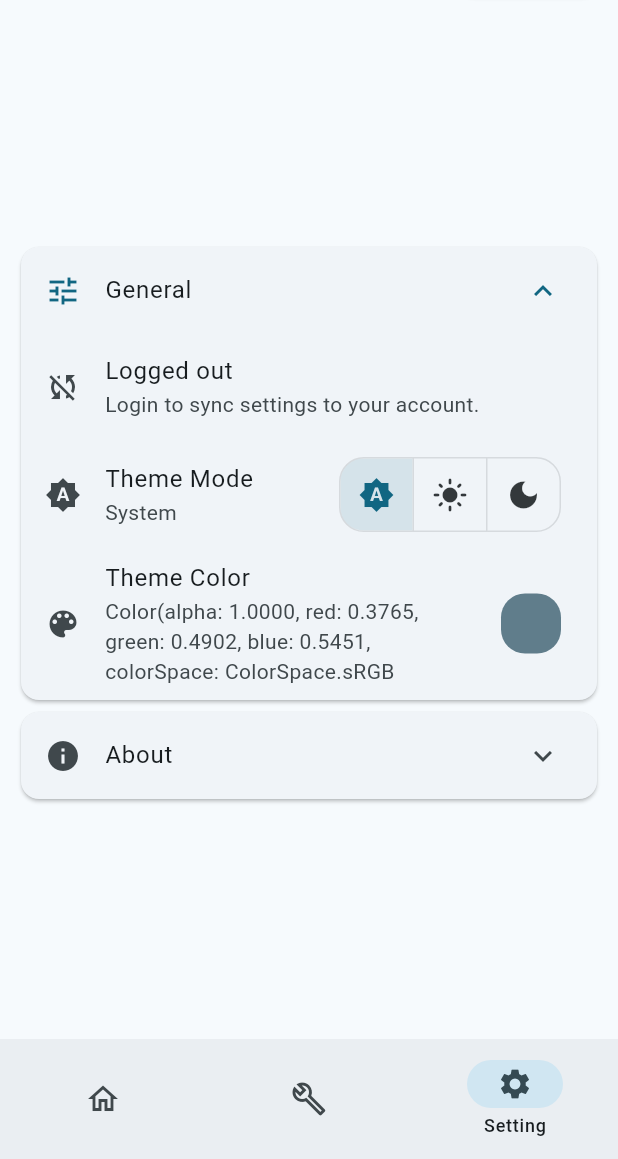
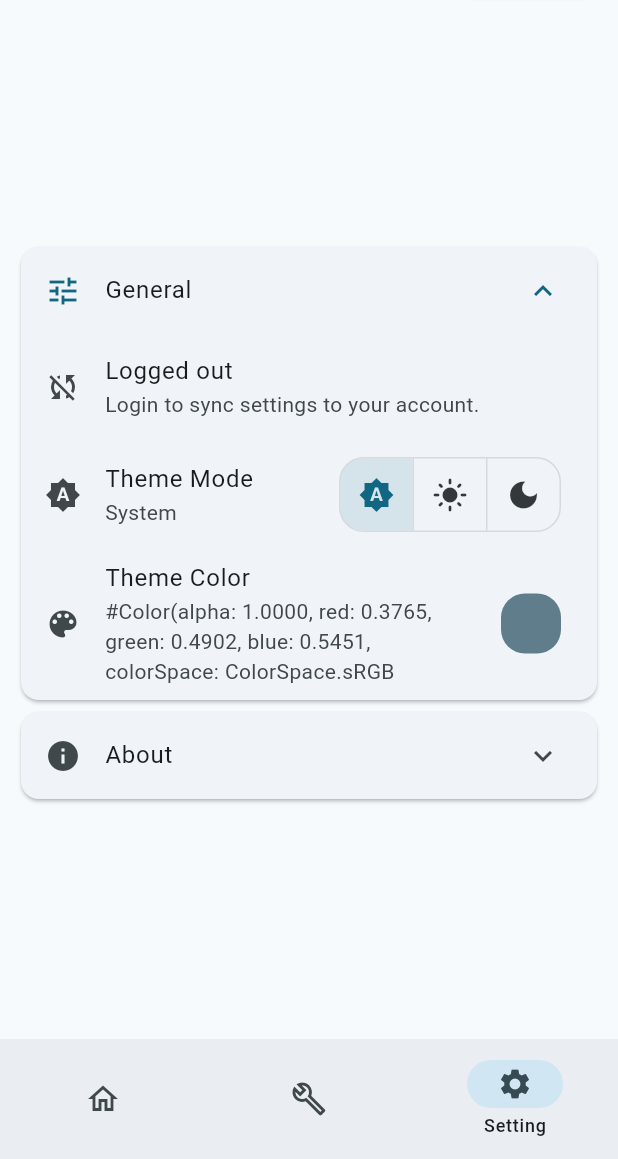
Before and after one commit to jhihyulin/WEBSITE, a Flutter app: the screen it shows after launch, item 3 of the bottom bar chosen, on a phone screen of 412 x 824 dp, the part 77-1236 px from its top. Run offline on Flutter 3.47's test engine with Material 2 defaults, Android fonts, the phone set to English and light mode, and no system bars; our stand-ins replace animated_text_kit, cloud_firestore, firebase_auth, firebase_core, firebase_database, flutter_colorpicker and 5 more; missing offline and left inert: chat_gpt_sdk, firebase_app_check, firebase_ui_auth, firebase_ui_oauth_facebook, firebase_ui_oauth_google, firebase_ui_oauth_twitter and 4 more; accounts and stored records are empty; statements that could not run were skipped; project files that could hold a hidden picture were left out.

Commit message:
Update setting.dart

```diff
--- a/lib/setting.dart
+++ b/lib/setting.dart
@@ -35,11 +35,11 @@ class _SettingPageState extends State<SettingPage> {
         child: Center(
             child: Container(
                 constraints: BoxConstraints(
-                    maxWidth: 700,
-                    minHeight: MediaQuery.of(context).size.height -
+                  maxWidth: 700,
+                  minHeight: MediaQuery.of(context).size.height -
                       AppBar().preferredSize.height -
                       80, //NavigationBar Height
-                      ),
+                ),
                 padding: const EdgeInsets.all(10),
                 child: Column(
                   mainAxisAlignment: MainAxisAlignment.center,
@@ -111,14 +111,8 @@ class _SettingPageState extends State<SettingPage> {
                               ListTile(
                                 leading: const Icon(Icons.color_lens),
                                 title: const Text('Theme Color'),
-                                subtitle: Text(themeColor
-                                    .toString()
-                                    .replaceAll('Color(0xff', '')
-                                    .replaceAll(
-                                        'MaterialColor(primary value: ', '')
-                                    .replaceAll(
-                                        'ColorSwatch(primary value: ', '')
-                                    .replaceAll(')', '')),
+                                subtitle: Text(
+                                    '#${themeColor.toString().replaceAll('Color(0xff', '').replaceAll('MaterialColor(primary value: ', '').replaceAll('ColorSwatch(primary value: ', '').replaceAll(')', '')}'),
                                 trailing: InkWell(
                                     borderRadius: BorderRadius.circular(16),
                                     child: Container(
```
